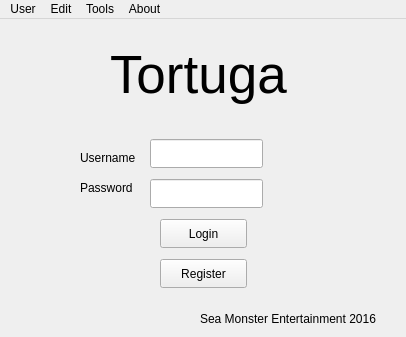
Before: the Qt Designer form mainwindow.ui in ErrAza/tortuga, drawn with Qt 5.
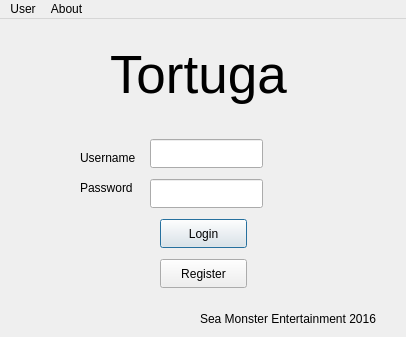
After: the same form once the commit is applied.

```diff
--- a/mainwindow.ui
+++ b/mainwindow.ui
@@ -26,6 +26,12 @@
     <property name="text">
      <string>Login</string>
     </property>
+    <property name="autoDefault">
+     <bool>false</bool>
+    </property>
+    <property name="default">
+     <bool>true</bool>
+    </property>
    </widget>
    <widget class="QLineEdit" name="txtUserName">
     <property name="geometry">
@@ -147,21 +153,6 @@
     <addaction name="actionLogout"/>
     <addaction name="actionPreferences"/>
    </widget>
-   <widget class="QMenu" name="menuEdit">
-    <property name="title">
-     <string>Edit</string>
-    </property>
-    <addaction name="actionCut"/>
-    <addaction name="actionCopy"/>
-    <addaction name="actionPaste"/>
-   </widget>
-   <widget class="QMenu" name="menuTools">
-    <property name="title">
-     <string>Tools</string>
-    </property>
-    <addaction name="actionPrint"/>
-    <addaction name="actionTest_Connection"/>
-   </widget>
    <widget class="QMenu" name="menuAbout">
     <property name="title">
      <string>About</string>
@@ -169,8 +160,6 @@
     <addaction name="actionAbout_Tortuga"/>
    </widget>
    <addaction name="menuUser"/>
-   <addaction name="menuEdit"/>
-   <addaction name="menuTools"/>
    <addaction name="menuAbout"/>
   </widget>
   <action name="actionAbout_Tortuga">
```
Left out of the diff: 3 changed lines with no effect on the pictures.
